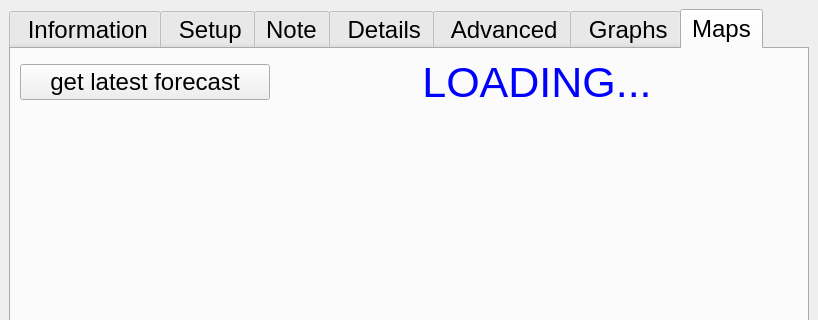
This is ddh/gui/designer_main.ui in LowellInstruments/ddh_old as Qt 5 draws it before an edit; both pictures show x 0 to 818 and y 0 to 320 of the 818 by 498 pixel window. The edited form follows.
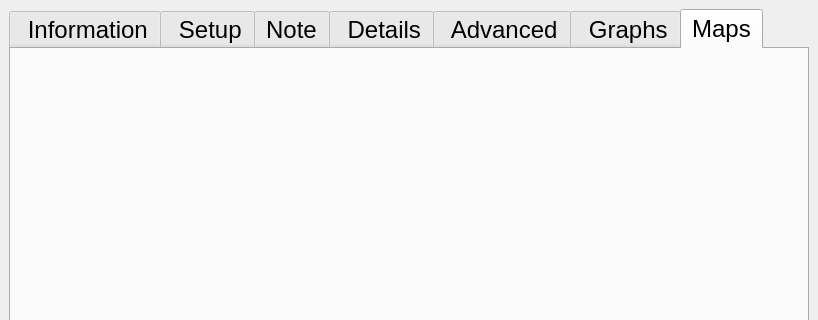
This is the edited form. Icons and pictures are not drawn.

What changed in the file:
```diff
--- a/ddh/gui/designer_main.ui
+++ b/ddh/gui/designer_main.ui
@@ -1577,53 +1577,7 @@
        <attribute name="title">
         <string>Maps</string>
        </attribute>
-       <layout class="QVBoxLayout" name="verticalLayout_4" stretch="1,10">
-        <item>
-         <layout class="QHBoxLayout" name="horizontalLayout_16">
-          <item>
-           <widget class="QPushButton" name="btn_map">
-            <property name="maximumSize">
-             <size>
-              <width>250</width>
-              <height>16777215</height>
-             </size>
-            </property>
-            <property name="text">
-             <string>get latest forecast</string>
-            </property>
-           </widget>
-          </item>
-          <item>
-           <widget class="QLabel" name="lbl_map_txt">
-            <property name="maximumSize">
-             <size>
-              <width>9002</width>
-              <height>100</height>
-             </size>
-            </property>
-            <property name="font">
-             <font>
-              <pointsize>32</pointsize>
-              <weight>50</weight>
-              <bold>false</bold>
-              <underline>false</underline>
-              <strikeout>false</strikeout>
-              <kerning>true</kerning>
-             </font>
-            </property>
-            <property name="styleSheet">
-             <string notr="true">color: rgb(0, 0, 255)</string>
-            </property>
-            <property name="text">
-             <string>LOADING...</string>
-            </property>
-            <property name="alignment">
-             <set>Qt::AlignCenter</set>
-            </property>
-           </widget>
-          </item>
-         </layout>
-        </item>
+       <layout class="QVBoxLayout" name="verticalLayout_4" stretch="10">
         <item>
          <layout class="QHBoxLayout" name="lay_g_h2_3">
           <property name="topMargin">
```
